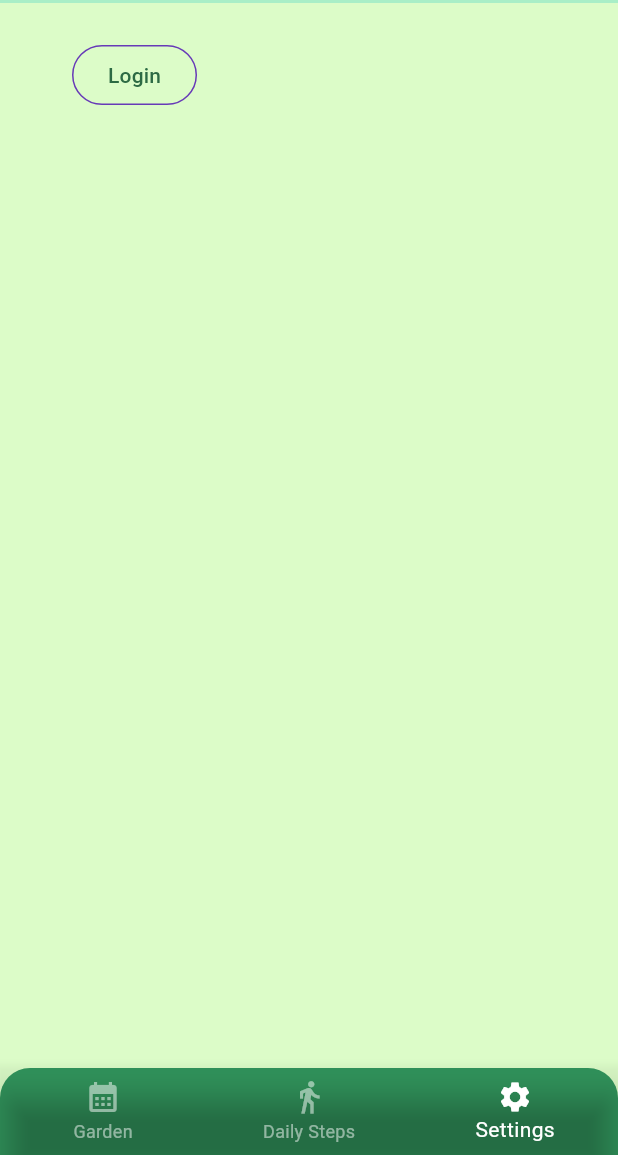
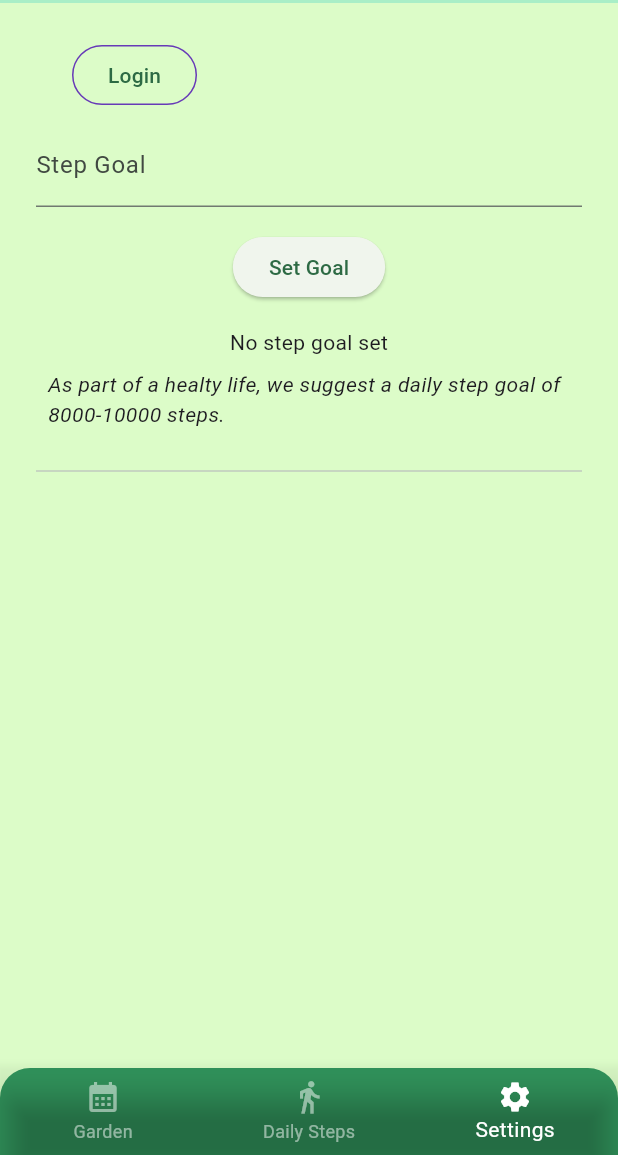
Before and after one commit to nicoalbe/flowalk, a Flutter app: the screen it shows after launch, item 3 of the bottom bar chosen, on a phone screen of 412 x 824 dp, the part 81-1236 px from its top. Run offline on Flutter 3.47's test engine with Material 3 defaults, Android fonts, the phone set to English and light mode, and no system bars; our stand-ins replace cloud_firestore, firebase_auth, firebase_core, go_router, google_fonts, pedometer and 1 more; missing offline and left inert: firebase_ui_auth; accounts and stored records are empty.

Commit message:
fix overlap

```diff
--- a/flowalk/lib/homepage.dart
+++ b/flowalk/lib/homepage.dart
@@ -30,7 +30,7 @@ class _HomePageState extends State<HomePage> {
   Widget build(BuildContext context) {
     return Scaffold(
       body: Padding(
-        padding: const EdgeInsets.all(8.0),
+        padding: const EdgeInsets.only(top: 8.0, left: 8.0, right: 8.0),
         child: IndexedStack(
           index: _selectedIndex,
           children: _pages,
--- a/flowalk/lib/setting.dart
+++ b/flowalk/lib/setting.dart
@@ -33,7 +33,6 @@ class _SettingPageState extends State<SettingPage> {
                   },
                 ),
               ),
-              if (Provider.of<ApplicationState>(context, listen: false).loggedIn)
               TextFormField(
                 controller: _stepGoalController,
                 decoration: const InputDecoration(labelText: 'Step Goal'),
@@ -49,7 +48,7 @@ class _SettingPageState extends State<SettingPage> {
                   return null;
                 },
               ),
-              if (Provider.of<ApplicationState>(context, listen: false).loggedIn)
+              const SizedBox(height: 16),
               ElevatedButton(
                 onPressed: () async {
                   if (_formKey.currentState!.validate()) {
@@ -66,11 +65,13 @@ class _SettingPageState extends State<SettingPage> {
                       ScaffoldMessenger.of(context).showSnackBar(
                         const SnackBar(content: Text('Step goal updated successfully')),
                       );
+                      // Trigger a rebuild of the FutureBuilder to update the displayed goal
                       setState(() {});
                     } else {
                       ScaffoldMessenger.of(context).showSnackBar(
                         const SnackBar(content: Text('Error: User not logged in')),
                       );
+
                     }
                   }
                 },
@@ -85,21 +86,21 @@ class _SettingPageState extends State<SettingPage> {
                   } else if (snapshot.hasError) {
                     return Text('Error: ${snapshot.error}');
                   } else if (!snapshot.hasData || !snapshot.data!.exists) {
-                    if (Provider.of<ApplicationState>(context, listen: false).loggedIn) {
                     return const Text('No step goal set');
-                    } else {
-                      return const SizedBox();
-                    }
+
                   } else {
                     final goal = snapshot.data!.get('goal');
-                    if (Provider.of<ApplicationState>(context, listen: false).loggedIn) {
                     return Text('Current step goal: $goal');
-                    } else {
-                      return const SizedBox();
-                    }
                   }
                 },
               ),
+              Padding(
+                padding: const EdgeInsets.all(8.0),
+                child: const Text(
+                  "As part of a healty life, we suggest a daily step goal of 8000-10000 steps.",
+                  style: TextStyle(fontStyle: FontStyle.italic),),
+              ),
+              const Divider(height: 40,),
             ],
           ),
         ),
```
Also changed, not shown: flowalk/lib/garden.dart (+5 -3 lines), flowalk/lib/get_garden.dart (+13 -4 lines). Lines whose indentation alone changed are shown as unchanged.
